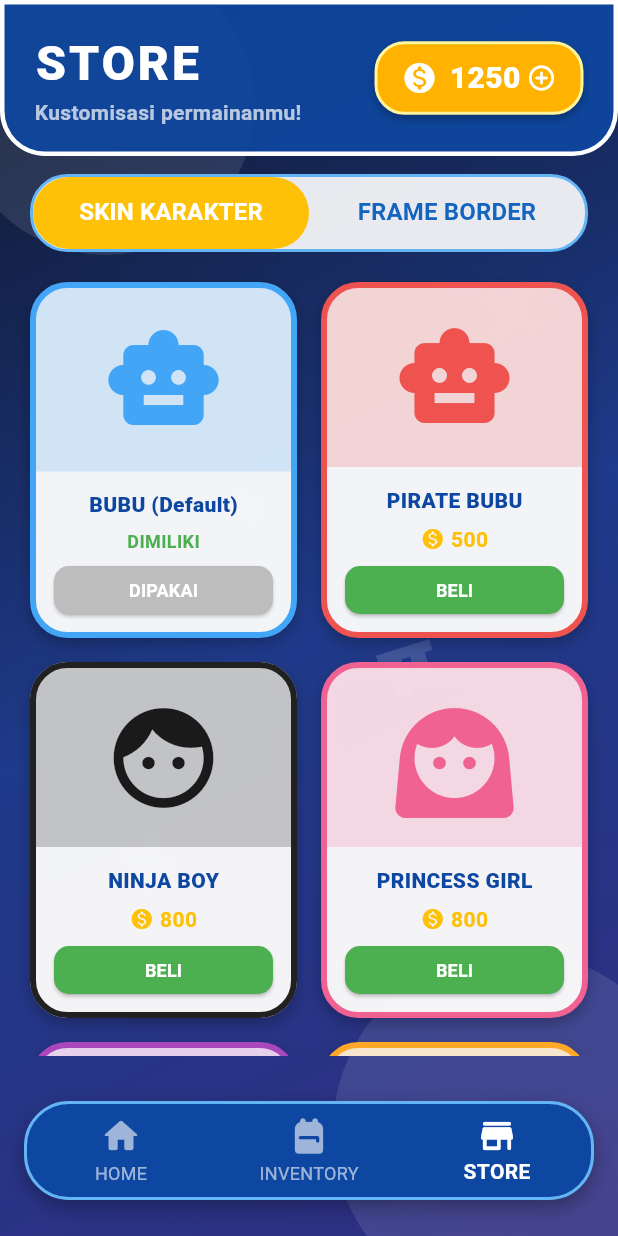
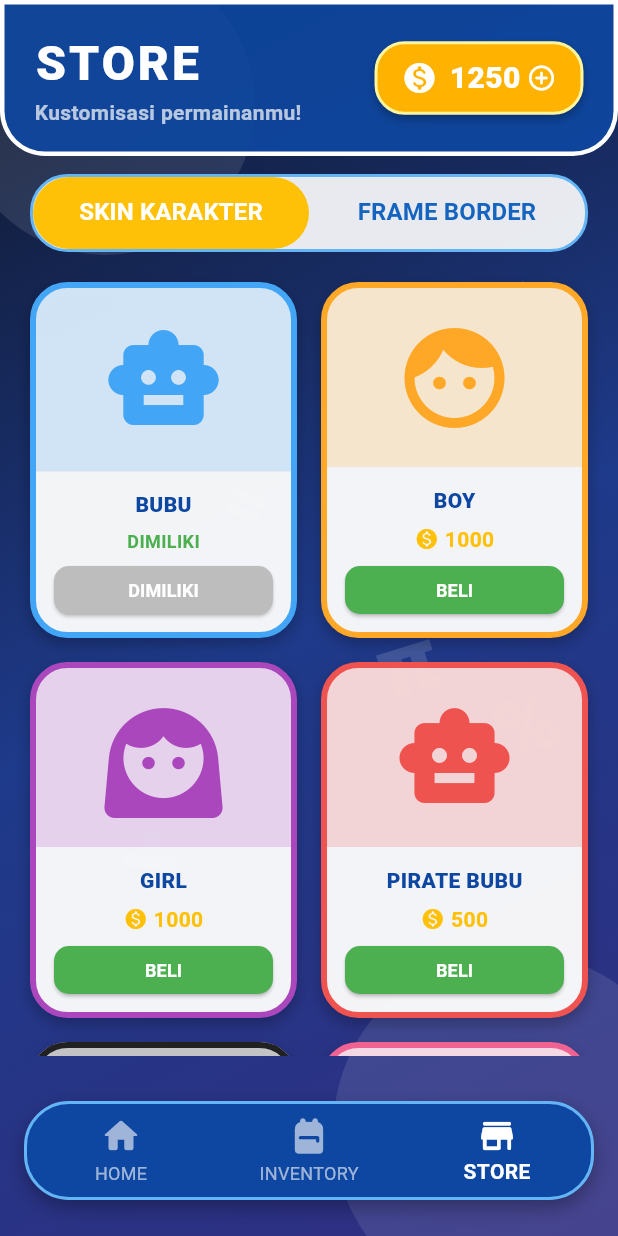
Before and after one commit to richi-git/kbt, a Flutter app: the screen it shows after launch, item 3 of the bottom bar chosen, on a phone screen of 412 x 824 dp. Run offline on Flutter 3.47's test engine with Material 3 defaults, Android fonts, the phone set to English and light mode, and no system bars; our stand-ins replace audioplayers, firebase_core, sqflite; accounts and stored records are empty.

Commit message:
Add files via upload

```diff
--- a/lib/view/storepage.dart
+++ b/lib/view/storepage.dart
@@ -1,5 +1,6 @@
 import 'package:flutter/material.dart';
 import 'package:praktikum_1/service/currency_service.dart';
+import 'package:praktikum_1/service/item_service.dart';
 import 'package:praktikum_1/view/topup_page.dart';
 import 'package:praktikum_1/widget/math_background.dart';
 
@@ -11,134 +12,6 @@ class StorePage extends StatefulWidget {
 }
 
 class _StorePageState extends State<StorePage> {
-  // Data Mockup untuk Skin Karakter
-  final List<Map<String, dynamic>> skinItems = [
-    {
-      "name": "BUBU (Default)",
-      "icon": Icons.smart_toy,
-      "color": Colors.blue[400],
-      "price": 0,
-      "isOwned": true,
-      "isEquipped": true
-    },
-    {
-      "name": "PIRATE BUBU",
-      "icon": Icons.smart_toy,
-      "color": Colors.red[400],
-      "price": 500,
-      "isOwned": false,
-      "isEquipped": false
-    },
-    {
-      "name": "NINJA BOY",
-      "icon": Icons.face_rounded,
-      "color": Colors.black87,
-      "price": 800,
-      "isOwned": false,
-      "isEquipped": false
-    },
-    {
-      "name": "PRINCESS GIRL",
-      "icon": Icons.face_3_rounded,
-      "color": Colors.pink[300],
-      "price": 800,
-      "isOwned": false,
-      "isEquipped": false
-    },
-    {
-      "name": "CYBORG BUBU",
-      "icon": Icons.smart_toy_outlined,
-      "color": Colors.purple[400],
-      "price": 1200,
-      "isOwned": false,
-      "isEquipped": false
-    },
-    {
-      "name": "PIRATE BOY",
-      "icon": Icons.face_retouching_natural,
-      "color": Colors.orange[400],
-      "price": 1000,
-      "isOwned": false,
-      "isEquipped": false
-    },
-    {
-      "name": "QUEEN GIRL",
-      "icon": Icons.face_3,
-      "color": Colors.purple[800],
-      "price": 1500,
-      "isOwned": false,
-      "isEquipped": false
-    },
-    {
-      "name": "ASTRONAUT BUBU",
-      "icon": Icons.rocket_launch,
-      "color": Colors.indigo[400],
-      "price": 2000,
-      "isOwned": false,
-      "isEquipped": false
-    },
-  ];
-
-  // Data Mockup untuk Border/Frame Box Game
-  final List<Map<String, dynamic>> borderItems = [
-    {
-      "name": "Classic Blue",
-      "color": Colors.blue,
-      "price": 0,
-      "isOwned": true,
-      "isEquipped": true
-    },
-    {
-      "name": "Golden Frame",
-      "color": Colors.amber,
-      "price": 300,
-      "isOwned": false,
-      "isEquipped": false
-    },
-    {
-      "name": "Toxic Green",
-      "color": Colors.greenAccent[700],
-      "price": 250,
-      "isOwned": false,
-      "isEquipped": false
-    },
-    {
-      "name": "Neon Pink",
-      "color": Colors.pinkAccent,
-      "price": 400,
-      "isOwned": false,
-      "isEquipped": false
-    },
-    {
-      "name": "Magma Red",
-      "color": Colors.redAccent,
-      "price": 450,
-      "isOwned": false,
-      "isEquipped": false
-    },
-    {
-      "name": "Ocean Wave",
-      "color": Colors.cyan,
-      "price": 350,
-      "isOwned": false,
-      "isEquipped": false
-    },
-    {
-      "name": "Amethyst",
-      "color": Colors.purpleAccent,
-      "price": 500,
-      "isOwned": false,
-      "isEquipped": false
-    },
-    {
-      "name": "Silver Plate",
-      "color": Colors.grey[400],
-      "price": 200,
-      "isOwned": false,
-      "isEquipped": false
-    },
-  ];
-
   @override
   Widget build(BuildContext context) {
     return DefaultTabController(
@@ -161,7 +34,7 @@ class _StorePageState extends State<StorePage> {
                         margin: const EdgeInsets.symmetric(
                             horizontal: 20, vertical: 12),
                         decoration: BoxDecoration(
-                          color: Colors.white.withValues(alpha: 0.9),
+                          color: Colors.white.withOpacity(0.9),
                           borderRadius: BorderRadius.circular(25),
                           border:
                               Border.all(color: Colors.blue[300]!, width: 2),
@@ -187,11 +60,16 @@ class _StorePageState extends State<StorePage> {
 
                       // === ISI TAB (KONTEN TOKO) ===
                       Expanded(
-                        child: TabBarView(
-                          children: [
-                            _buildGridContent(skinItems, isSkin: true),
-                            _buildGridContent(borderItems, isSkin: false),
-                          ],
+                        child: ListenableBuilder(
+                          listenable: ItemService(),
+                          builder: (context, child) {
+                            return TabBarView(
+                              children: [
+                                _buildGridContent(ItemService().skins, isSkin: true),
+                                _buildGridContent(ItemService().borders, isSkin: false),
+                              ],
+                            );
+                          },
                         ),
                       ),
                     ],
@@ -211,7 +89,7 @@ class _StorePageState extends State<StorePage> {
       width: double.infinity,
       padding: const EdgeInsets.symmetric(horizontal: 20, vertical: 16),
       decoration: BoxDecoration(
-        color: const Color(0xFF0D47A1).withValues(alpha: 0.9),
+        color: const Color(0xFF0D47A1).withOpacity(0.9),
         borderRadius: const BorderRadius.only(
           bottomLeft: Radius.circular(30),
           bottomRight: Radius.circular(30),
@@ -292,7 +170,7 @@ class _StorePageState extends State<StorePage> {
   }
 
   // --- WIDGET GRID UNTUK ITEM ---
-  Widget _buildGridContent(List<Map<String, dynamic>> items,
+  Widget _buildGridContent(List<StoreItem> items,
       {required bool isSkin}) {
     return Center(
       child: GridView.builder(
@@ -311,22 +189,6 @@ class _StorePageState extends State<StorePage> {
           return _StoreCard(
             item: item,
             isSkin: isSkin,
-            onPurchase: () {
-              setState(() {
-                // Update local state to reflect purchase
-                // In a real app, this would be updated in the database
-                item['isOwned'] = true;
-              });
-            },
-            onEquip: () {
-              setState(() {
-                // Un-equip other items in the same category
-                for (var otherItem in items) {
-                  otherItem['isEquipped'] = false;
-                }
-                item['isEquipped'] = true;
-              });
-            },
           );
         },
       ),
@@ -335,15 +197,11 @@ class _StorePageState extends State<StorePage> {
 }
 
 class _StoreCard extends StatefulWidget {
-  final Map<String, dynamic> item;
+  final StoreItem item;
   final bool isSkin;
-  final VoidCallback onPurchase;
-  final VoidCallback onEquip;
   const _StoreCard({
     required this.item,
     required this.isSkin,
-    required this.onPurchase,
-    required this.onEquip,
   });
 
   @override
@@ -368,14 +226,14 @@ class _StoreCardState extends State<_StoreCard> {
             ? (Matrix4.diagonal3Values(1.05, 1.05, 1.0))
             : Matrix4.identity(),
         decoration: BoxDecoration(
-          color: Colors.white.withValues(alpha: 0.95),
+          color: Colors.white.withOpacity(0.95),
           borderRadius: BorderRadius.circular(25),
           border: Border.all(
-              color: isHovered ? Colors.blue : item['color'], width: 4),
+              color: isHovered ? Colors.blue : item.color, width: 4),
           boxShadow: [
             BoxShadow(
                 color: isHovered
-                    ? item['color'].withValues(alpha: 0.4)
+                    ? item.color.withOpacity(0.4)
                     : Colors.black26,
                 blurRadius: isHovered ? 15 : 8,
                 offset: Offset(0, isHovered ? 8 : 4))
@@ -388,12 +246,12 @@ class _StoreCardState extends State<_StoreCard> {
               child: Container(
                 width: double.infinity,
                 decoration: BoxDecoration(
-                  color: item['color'].withValues(alpha: 0.2),
+                  color: item.color.withOpacity(0.2),
                   borderRadius:
                       const BorderRadius.vertical(top: Radius.circular(20)),
                 ),
                 child: isSkin
-                    ? Icon(item['icon'], size: 80, color: item['color'])
+                    ? Icon(item.icon, size: 80, color: item.color)
                     : Center(
                         // Preview untuk Border
                         child: Container(
@@ -402,14 +260,14 @@ class _StoreCardState extends State<_StoreCard> {
                           decoration: BoxDecoration(
                             color: Colors.white,
                             borderRadius: BorderRadius.circular(12),
-                            border: Border.all(color: item['color'], width: 5),
+                            border: Border.all(color: item.color, width: 5),
                           ),
                           child: Center(
                               child: Text("12",
                                   style: TextStyle(
                                       fontSize: 24,
                                       fontWeight: FontWeight.bold,
-                                      color: item['color']))),
+                                      color: item.color))),
                         ),
                       ),
               ),
@@ -422,7 +280,7 @@ class _StoreCardState extends State<_StoreCard> {
                 mainAxisSize: MainAxisSize.min,
                 children: [
                   Text(
-                    item['name'],
+                    item.name,
                     maxLines: 1,
                     overflow: TextOverflow.ellipsis,
                     style: TextStyle(
@@ -433,7 +291,7 @@ class _StoreCardState extends State<_StoreCard> {
                   const SizedBox(height: 6),
 
                   // Harga atau Status
-                  if (!item['isOwned'])
+                  if (!item.isOwned)
                     Row(
                       mainAxisAlignment: MainAxisAlignment.center,
                       children: [
@@ -441,7 +299,7 @@ class _StoreCardState extends State<_StoreCard> {
                             color: Colors.amber, size: 16),
                         const SizedBox(width: 4),
                         Text(
-                          item['price'].toString(),
+                          item.price.toString(),
                           style: const TextStyle(
                               fontWeight: FontWeight.bold,
                               fontSize: 14,
@@ -466,17 +324,15 @@ class _StoreCardState extends State<_StoreCard> {
                     height: 32,
                     child: ElevatedButton(
                       onPressed: () {
-                        if (item['isOwned']) {
-                          if (!item['isEquipped']) {
-                            widget.onEquip();
-                          }
+                        if (item.isOwned) {
+                          // In Store, if owned, it's already in inventory.
                         } else {
                           // Logika Beli Item
-                          if (CurrencyService().spendCoins(item['price'])) {
-                            widget.onPurchase();
+                          if (CurrencyService().spendCoins(item.price)) {
+                            ItemService().purchaseItem(item.name);
                             ScaffoldMessenger.of(context).showSnackBar(
                               SnackBar(
-                                content: Text("Berhasil membeli ${item['name']}!"),
+                                content: Text("Berhasil membeli ${item.name}!"),
                                 backgroundColor: Colors.green,
                               ),
                             );
@@ -491,17 +347,13 @@ class _StoreCardState extends State<_StoreCard> {
                         }
                       },
                       style: ElevatedButton.styleFrom(
-                        backgroundColor: item['isEquipped']
-                            ? Colors.grey[400]
-                            : (item['isOwned'] ? Colors.blue : Colors.green),
+                        backgroundColor: item.isOwned ? Colors.grey[400] : Colors.green,
                         shape: RoundedRectangleBorder(
                             borderRadius: BorderRadius.circular(10)),
                         padding: EdgeInsets.zero,
                       ),
                       child: Text(
-                        item['isEquipped']
-                            ? "DIPAKAI"
-                            : (item['isOwned'] ? "GUNAKAN" : "BELI"),
+                        item.isOwned ? "DIMILIKI" : "BELI",
                         style: const TextStyle(
                             fontWeight: FontWeight.bold,
                             color: Colors.white,
```
Also changed, not shown: lib/view/characterpage.dart (+34 -58 lines), lib/view/inventorypage.dart (+41 -69 lines).
